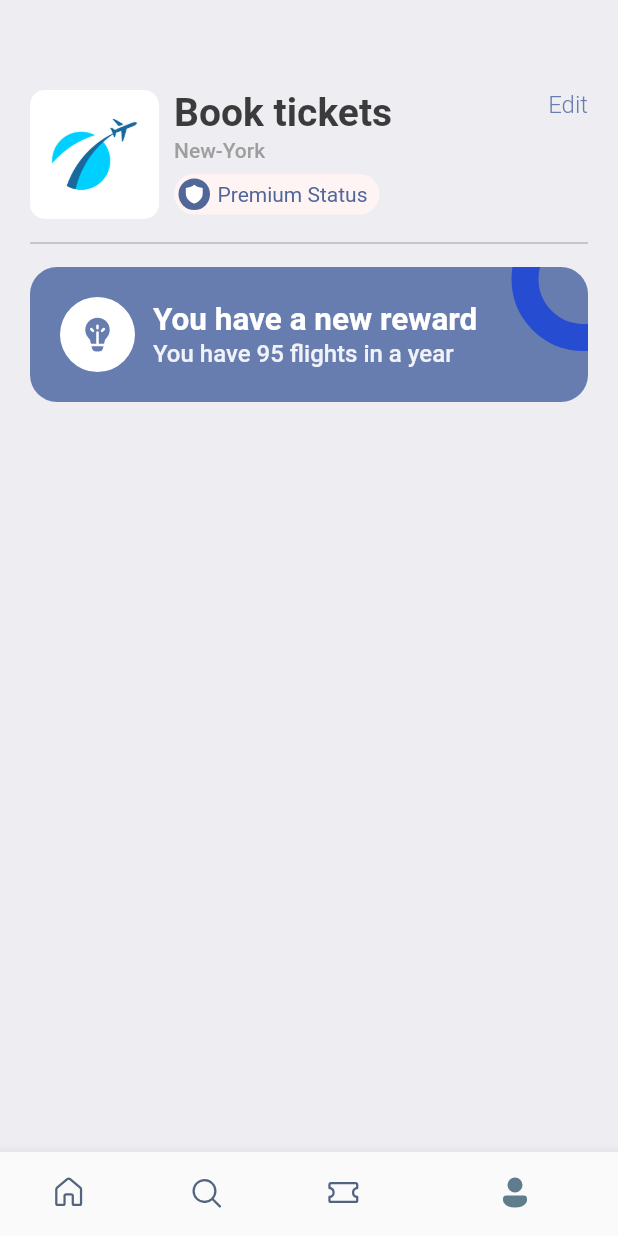
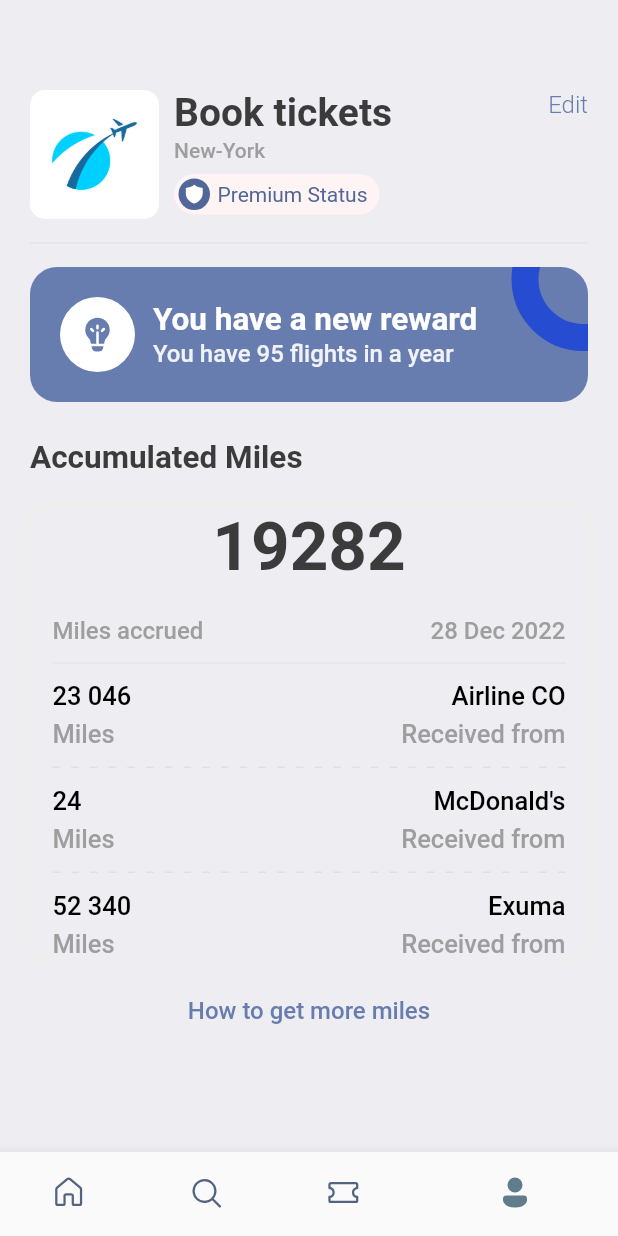
Before and after one commit to Linabousbih/TravelApp, a Flutter app: the screen it shows after launch, item 4 of the bottom bar chosen, on a phone screen of 412 x 824 dp. Run offline on Flutter 3.47's test engine with Material 2 defaults, Android fonts, the phone set to English and light mode, and no system bars; our stand-ins replace barcode_widget, fluentui_icons, gap, get.

Commit message:
All done

```diff
--- a/lib/screens/profile_screen.dart
+++ b/lib/screens/profile_screen.dart
@@ -1,5 +1,7 @@
 import 'package:first_one/utils/app_layout.dart';
 import 'package:first_one/utils/app_styles.dart';
+import 'package:first_one/widgets/line_widget.dart';
+import 'package:first_one/widgets/ticket_part.dart';
 import 'package:fluentui_icons/fluentui_icons.dart';
 import 'package:flutter/material.dart';
 import 'package:gap/gap.dart';
@@ -105,7 +107,7 @@ class ProfileScreen extends StatelessWidget {
 
               Gap(AppLayout.getHeight(8)),
               Divider(
-                color: Colors.grey.shade500,
+                color: Colors.grey.shade300,
               ),
               Gap(AppLayout.getHeight(8)),
               Stack(
@@ -133,13 +135,20 @@ class ProfileScreen extends StatelessWidget {
                     ),
                   ),
                   Container(
-                    padding: EdgeInsets.symmetric(horizontal: AppLayout.getWidth(20), vertical: AppLayout.getHeight(20)),
+                    padding: EdgeInsets.symmetric(
+                        horizontal: AppLayout.getWidth(20),
+                        vertical: AppLayout.getHeight(20)),
                     child: Row(
                       mainAxisAlignment: MainAxisAlignment.start,
                       crossAxisAlignment: CrossAxisAlignment.center,
                       children: [
                         CircleAvatar(
-                        child: Icon(FluentSystemIcons.ic_fluent_lightbulb_filament_filled,color: Styles.primaryColor,size: 27,),
+                          child: Icon(
+                            FluentSystemIcons
+                                .ic_fluent_lightbulb_filament_filled,
+                            color: Styles.primaryColor,
+                            size: 27,
+                          ),
                           maxRadius: 25,
                           backgroundColor: Colors.white,
                         ),
@@ -148,14 +157,147 @@ class ProfileScreen extends StatelessWidget {
                           mainAxisAlignment: MainAxisAlignment.start,
                           crossAxisAlignment: CrossAxisAlignment.start,
                           children: [
-                        Text("You have a new reward", style: Styles.headlineStyleM.copyWith(fontWeight: FontWeight.bold, color: Colors.white),),
-                        Text("You have 95 flights in a year", style: Styles.headlineStyleM.copyWith(fontWeight: FontWeight.w500, color: Colors.white.withOpacity(0.9),fontSize: 16),),
-
-                      ],)
-                    ],),
+                            Text(
+                              "You have a new reward",
+                              style: Styles.headlineStyleM.copyWith(
+                                  fontWeight: FontWeight.bold,
+                                  color: Colors.white),
+                            ),
+                            Text(
+                              "You have 95 flights in a year",
+                              style: Styles.headlineStyleM.copyWith(
+                                  fontWeight: FontWeight.w500,
+                                  color: Colors.white.withOpacity(0.9),
+                                  fontSize: 16),
+                            ),
+                          ],
                         )
                       ],
+                    ),
                   )
+                ],
+              ),
+
+              /************************************************
+               ****************Third section*****************
+               ************************************************/
+
+              Gap(AppLayout.getHeight(25)),
+              Text(
+                "Accumulated Miles",
+                style: Styles.headlineStyleM,
+              ),
+              Gap(AppLayout.getHeight(20)),
+              Container(
+                padding: EdgeInsets.symmetric(horizontal: AppLayout.getWidth(15)),
+                decoration: BoxDecoration(
+                  borderRadius: BorderRadius.circular(AppLayout.getHeight(18)),
+                  color: Styles.bgColor,
+                  boxShadow: [
+                    BoxShadow(
+                      color: Colors.grey.shade200,
+                      blurRadius: 5,
+                      spreadRadius: 5,
+                    )
+                  ]
+                ),
+                child: Column(children: [
+                  Text(
+                    "19282",
+                    style: TextStyle(
+                        fontSize: 45,
+                        fontWeight: FontWeight.w600,
+                        color: Styles.textColor),
+                  ),
+                  Gap(AppLayout.getHeight(20)),
+                  Row(
+                    mainAxisAlignment: MainAxisAlignment.spaceBetween,
+                    children: [
+                      Text(
+                        "Miles accrued",
+                        style: Styles.headlineStyleXS.copyWith(fontSize: 16),
+                      ),
+                      Text(
+                        "28 Dec 2022",
+                        style: Styles.headlineStyleXS.copyWith(fontSize: 16),
+                      ),
+                    ],
+                  ),
+                  Gap(AppLayout.getHeight(4)),
+                  Divider(
+                    color: Colors.grey.shade300,
+                  ),
+                  Gap(AppLayout.getHeight(4)),
+                  Row(
+                    mainAxisAlignment: MainAxisAlignment.spaceBetween,
+                    children: const [
+                      AppTicketPart(
+                        text1: "23 046",
+                        text2: "Miles",
+                        alignment: CrossAxisAlignment.start,
+                        isColor: false,
+                      ),
+                      AppTicketPart(
+                        text1: "Airline CO",
+                        text2: "Received from",
+                        alignment: CrossAxisAlignment.end,
+                        isColor: false,
+                      ),
+                    ],
+                  ),
+                  Gap(AppLayout.getHeight(12)),
+                  AppLineWidget(
+                    sections: 12,
+                    isColor: true,
+                  ),
+                  Gap(AppLayout.getHeight(12)),
+                  Row(
+                    mainAxisAlignment: MainAxisAlignment.spaceBetween,
+                    children: const [
+                      AppTicketPart(
+                        text1: "24",
+                        text2: "Miles",
+                        alignment: CrossAxisAlignment.start,
+                        isColor: false,
+                      ),
+                      AppTicketPart(
+                        text1: "McDonald's",
+                        text2: "Received from",
+                        alignment: CrossAxisAlignment.end,
+                        isColor: false,
+                      ),
+                    ],
+                  ),
+                  Gap(AppLayout.getHeight(12)),
+                  AppLineWidget(
+                    sections: 12,
+                    isColor: true,
+                  ),
+                  Gap(AppLayout.getHeight(12)),
+                  Row(
+                    mainAxisAlignment: MainAxisAlignment.spaceBetween,
+                    children: const [
+                      AppTicketPart(
+                        text1: "52 340",
+                        text2: "Miles",
+                        alignment: CrossAxisAlignment.start,
+                        isColor: false,
+                      ),
+                      AppTicketPart(
+                        text1: "Exuma",
+                        text2: "Received from",
+                        alignment: CrossAxisAlignment.end,
+                        isColor: false,
+                      ),
+                    ],
+                  ),
+                ]),
+              ),
+
+              Gap(AppLayout.getHeight(25)),
+              InkWell(
+                onTap: ()=> print("You tapped"),
+                child: Center(child: Text("How to get more miles", style: Styles.textStyle.copyWith(color: Styles.primaryColor,fontWeight: FontWeight.w500),))),
             ]));
   }
 }
```
Lines whose indentation alone changed are shown as unchanged.
